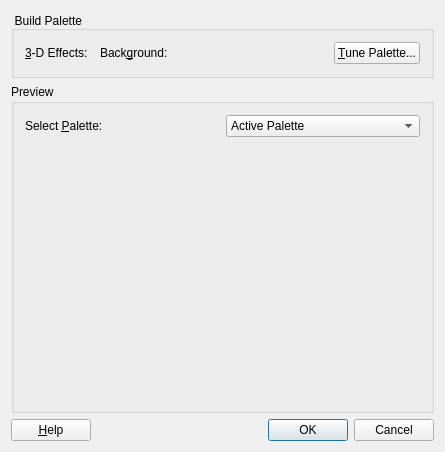
The window that tools/designer/src/components/propertyeditor/paletteeditor.ui (Fat-Zer/qt4-historical) describes before a commit, drawn with Qt 5.
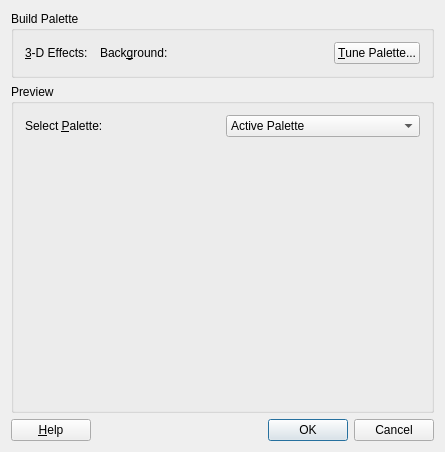
The same window after the commit. Custom widgets are drawn as their Qt base class.

```diff
--- a/tools/designer/src/components/propertyeditor/paletteeditor.ui
+++ b/tools/designer/src/components/propertyeditor/paletteeditor.ui
@@ -51,9 +51,6 @@
      <property name="title" >
       <string>Build Palette</string>
      </property>
-     <property name="alignment" >
-      <set>Qt::AlignAbsolute|Qt::AlignBottom|Qt::AlignCenter|Qt::AlignHCenter|Qt::AlignHorizontal_Mask|Qt::AlignJustify|Qt::AlignLeading|Qt::AlignLeft|Qt::AlignRight|Qt::AlignTop|Qt::AlignTrailing|Qt::AlignVCenter|Qt::AlignVertical_Mask</set>
-     </property>
      <layout class="QHBoxLayout" >
       <property name="margin" >
        <number>11</number>
```
